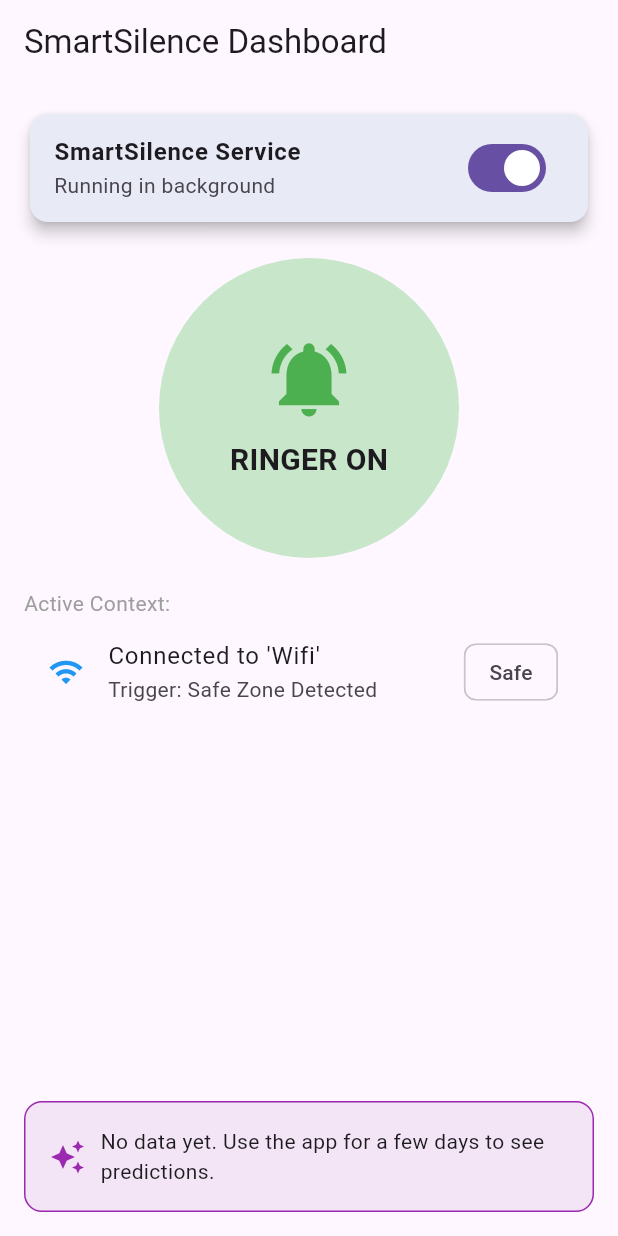
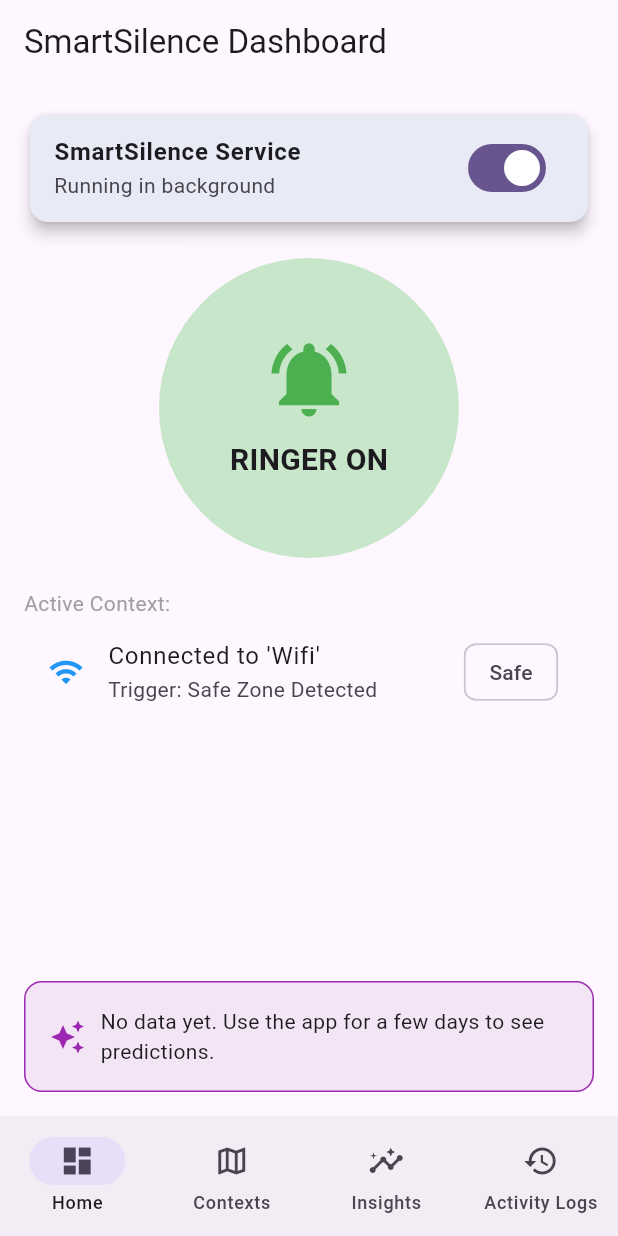
Before and after one commit to AhmadDaneil/SmartSilence, a Flutter app: the screen it shows after launch, on a phone screen of 412 x 824 dp. Run offline on Flutter 3.47's test engine with Material 3 defaults, Android fonts, the phone set to English and light mode, and no system bars; our stand-ins replace flutter_local_notifications, geolocator, permission_handler, sqflite; missing offline and left inert: flutter_background_service, sound_mode; accounts and stored records are empty.

Commit message:
Add navigation bar

```diff
--- a/lib/main.dart
+++ b/lib/main.dart
@@ -3,7 +3,6 @@ import 'package:smartsilence_contextual_quiet_mode/pages/activity.dart';
 import 'package:smartsilence_contextual_quiet_mode/pages/context_manager.dart';
 import 'package:smartsilence_contextual_quiet_mode/pages/home.dart';
 import 'package:smartsilence_contextual_quiet_mode/pages/smart_insight.dart';
-import 'package:smartsilence_contextual_quiet_mode/pages/settings.dart';
 import 'package:permission_handler/permission_handler.dart';
 import 'package:smartsilence_contextual_quiet_mode/services/background_service.dart';
 
@@ -27,36 +26,67 @@ class MyApp extends StatelessWidget {
     return MaterialApp(
       title: 'SmartSilence',
       theme: ThemeData(
-        colorScheme: .fromSeed(seedColor: Colors.deepPurple),
+        colorScheme: ColorScheme.fromSeed(seedColor: Colors.deepPurple),
+        useMaterial3: true,
       ),
-      home: const MyHomePage(title: 'Flutter Demo Home Page'),
+      home: const MainNavigationWrapper(),
     );
   }
 }
 
-class MyHomePage extends StatefulWidget {
-  const MyHomePage({super.key, required this.title});
-  final String title;
+class MainNavigationWrapper extends StatefulWidget {
+  const MainNavigationWrapper({super.key});
 
   @override
-  State<MyHomePage> createState() => _MyHomePageState();
+  State<MainNavigationWrapper> createState() => _MainNavigationWrapperState();
 }
 
-class _MyHomePageState extends State<MyHomePage> {
+class _MainNavigationWrapperState extends State<MainNavigationWrapper> {
+  int _currentIndex = 0;
+
+  final List<Widget> _pages = [
+    const Home(),
+    const ContextManager(),
+    const SmartInsight(),
+    const Activity(),
+  ];
 
   @override
   Widget build(BuildContext context) {
-    return MaterialApp(
-      title: 'SmartSilence',
-      debugShowCheckedModeBanner: false,
-      initialRoute: '/home',
-      routes: {
-        '/home': (context) => const Home(),
-        '/context_manager': (context) => const ContextManager(),
-        '/smart_insight': (context) => const SmartInsight(),
-        '/activity': (context) => const Activity(),
-        '/settings': (context) => const Settings(),
-      }
+    return Scaffold(
+
+      body: _pages[_currentIndex],
+
+      bottomNavigationBar: NavigationBar(
+        selectedIndex: _currentIndex,
+        onDestinationSelected: (int index) {
+          setState(() {
+            _currentIndex = index;
+          });
+        },
+        destinations: const [
+          NavigationDestination(
+            icon: Icon(Icons.dashboard_outlined),
+            selectedIcon: Icon(Icons.dashboard),
+            label: 'Home',
+          ),
+          NavigationDestination(
+            icon: Icon(Icons.map_outlined),
+            selectedIcon: Icon(Icons.map),
+            label: 'Contexts',
+          ),
+          NavigationDestination(
+            icon: Icon(Icons.insights),
+            selectedIcon: Icon(Icons.insights),
+            label: 'Insights',
+          ),
+          NavigationDestination(
+            icon: Icon(Icons.history_outlined),
+            selectedIcon: Icon(Icons.history),
+            label: 'Activity Logs',
+          ),
+        ],
+        ),
     );
 
   }
--- a/lib/pages/settings.dart
+++ /dev/null
@@ -1,15 +0,0 @@
-import 'package:flutter/material.dart';
-
-class Settings extends StatefulWidget {
-  const Settings({super.key});
-
-  @override
-  State<Settings> createState() => _SettingsState();
-}
-
-class _SettingsState extends State<Settings> {
-  @override
-  Widget build(BuildContext context) {
-    return const Placeholder();
-  }
-}
```
